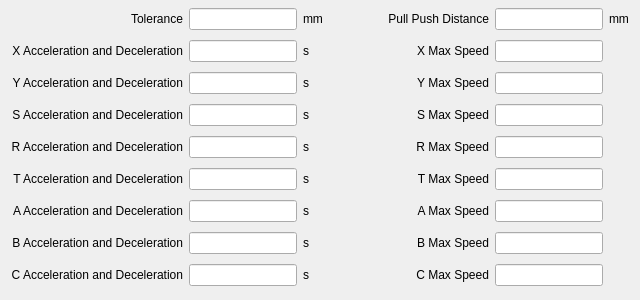
Above: hcsettings/icmachineconfigpage.ui from GaussCheng/2-5AxisPunch before the change. Below: the same form after it.
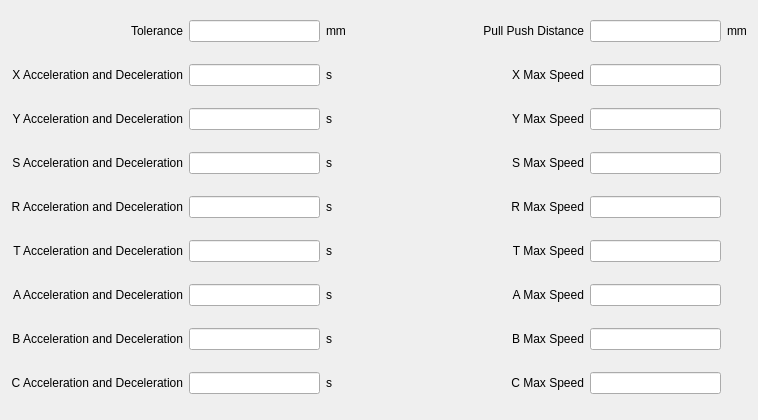
That is the form after the change. Custom widgets are drawn as their Qt base class.

The edit to the form file:
```diff
--- a/hcsettings/icmachineconfigpage.ui
+++ b/hcsettings/icmachineconfigpage.ui
@@ -6,8 +6,8 @@
    <rect>
     <x>0</x>
     <y>0</y>
-    <width>640</width>
-    <height>300</height>
+    <width>758</width>
+    <height>420</height>
    </rect>
   </property>
   <property name="windowTitle">
```
Left out of the diff: 394 changed lines with no effect on the pictures.
